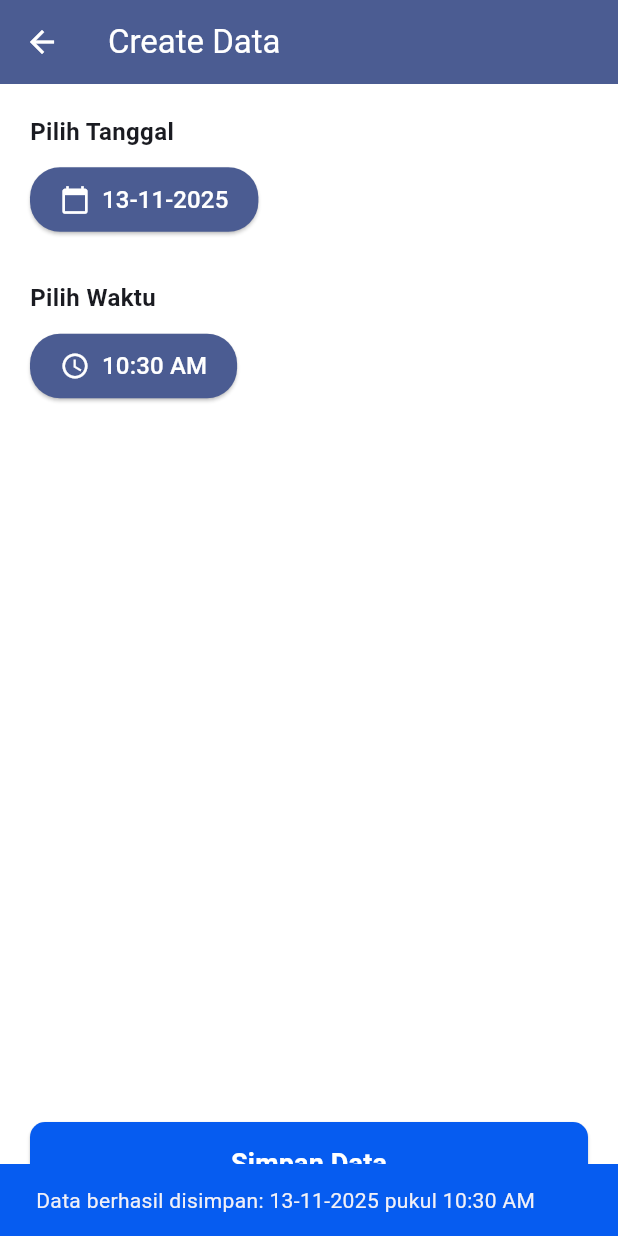
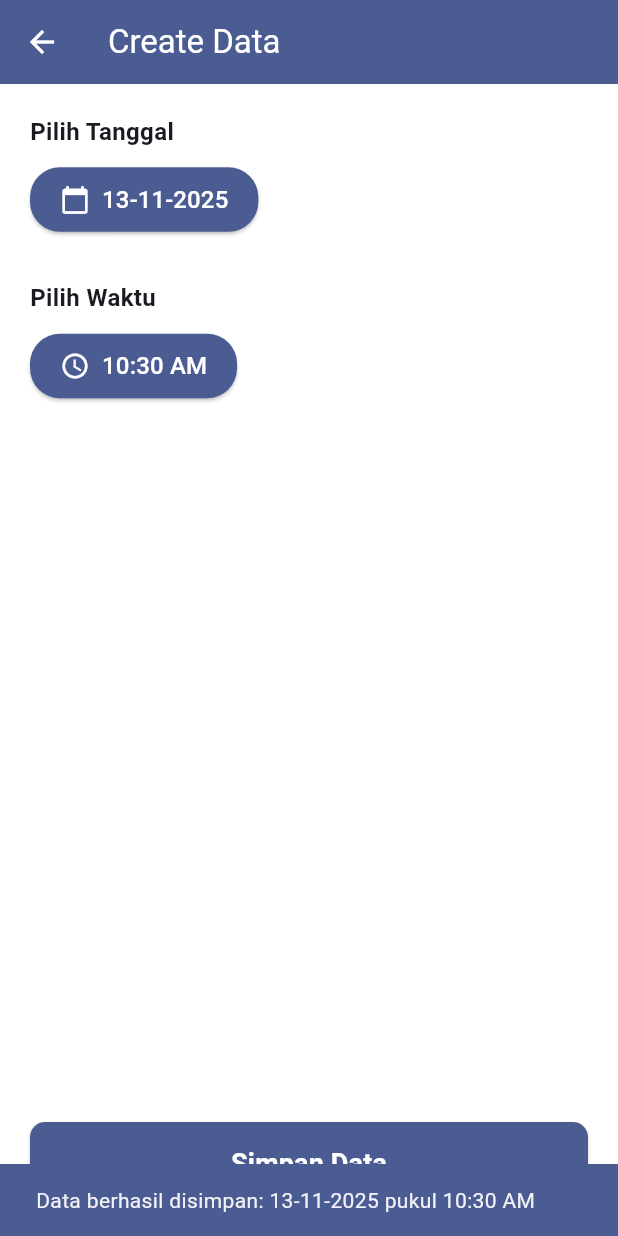
Before and after one commit to ncexs/flutter, a Flutter app: the CreateDataScreen screen opened directly, after a tap on "Simpan Data", on a phone screen of 412 x 824 dp. Run offline on Flutter 3.47's test engine with Material 3 defaults, Android fonts, the phone set to English and light mode, and no system bars; our stand-ins replace adaptive_dialog, awesome_bottom_bar.

Commit message:
First commit

```diff
--- a/lib/screens/create_data_screen.dart
+++ b/lib/screens/create_data_screen.dart
@@ -45,6 +45,9 @@ class _CreateDataScreenState extends State<CreateDataScreen> {
 
   // Fungsi menyimpan data
   void _saveData() {
+    // Ambil warna tema di sini untuk digunakan pada SnackBar
+    final Color primaryColor = Theme.of(context).colorScheme.primary;
+
     final String formattedDate = DateFormat('dd-MM-yyyy').format(_selectedDate);
     final String formattedTime = _selectedTime.format(context);
 
@@ -55,8 +58,8 @@ class _CreateDataScreenState extends State<CreateDataScreen> {
         content: Text(
           'Data berhasil disimpan: $formattedDate pukul $formattedTime',
         ),
-        // Warna SnackBar untuk indikasi sukses
-        backgroundColor: const Color.fromARGB(255, 6, 92, 240),
+        // PERBAIKAN: Menggunakan warna tema untuk SnackBar
+        backgroundColor: primaryColor,
       ),
     );
   }
@@ -71,10 +74,10 @@ class _CreateDataScreenState extends State<CreateDataScreen> {
       appBar: AppBar(
         title: const Text(
           'Create Data',
-          // Ambil warna teks/icon kontras dari tema
+          // Teks di AppBar sebaiknya kontras dengan primaryColor, umumnya putih.
           style: TextStyle(color: Colors.white),
         ),
-        // PERBAIKAN: Mengambil warna background AppBar dari tema
+        // Mengambil warna background AppBar dari tema
         backgroundColor: primaryColor,
         leading: IconButton(
           icon: const Icon(Icons.arrow_back, color: Colors.white),
@@ -100,7 +103,7 @@ class _CreateDataScreenState extends State<CreateDataScreen> {
                 style: const TextStyle(fontSize: 16),
               ),
               style: ElevatedButton.styleFrom(
-                // PERBAIKAN: Mengambil warna tombol dari tema
+                // Menggunakan warna tombol dari tema
                 backgroundColor: primaryColor,
                 foregroundColor: Colors.white,
                 shape: RoundedRectangleBorder(
@@ -128,7 +131,7 @@ class _CreateDataScreenState extends State<CreateDataScreen> {
                 style: const TextStyle(fontSize: 16),
               ),
               style: ElevatedButton.styleFrom(
-                // PERBAIKAN: Mengambil warna tombol dari tema
+                // Menggunakan warna tombol dari tema
                 backgroundColor: primaryColor,
                 foregroundColor: Colors.white,
                 shape: RoundedRectangleBorder(
@@ -148,7 +151,8 @@ class _CreateDataScreenState extends State<CreateDataScreen> {
               child: ElevatedButton(
                 onPressed: _saveData,
                 style: ElevatedButton.styleFrom(
-                  backgroundColor: const Color.fromARGB(255, 6, 92, 240),
+                  // PERBAIKAN: Menggunakan warna tema untuk tombol Simpan Data
+                  backgroundColor: primaryColor,
                   foregroundColor: Colors.white,
                   shape: RoundedRectangleBorder(
                     borderRadius: BorderRadius.circular(10),
--- a/lib/screens/list_materi_screen.dart
+++ b/lib/screens/list_materi_screen.dart
@@ -71,10 +71,7 @@ class ListMateriScreen extends StatelessWidget {
         backgroundColor: Theme.of(context).colorScheme.primary,
         title: Text(
           'My Books',
-          style: TextStyle(
-            fontWeight: FontWeight.bold,
-            color: Theme.of(context).colorScheme.onPrimary,
-          ),
+          style: TextStyle(color: Theme.of(context).colorScheme.onPrimary),
         ),
       ),
       body: Padding(
```
